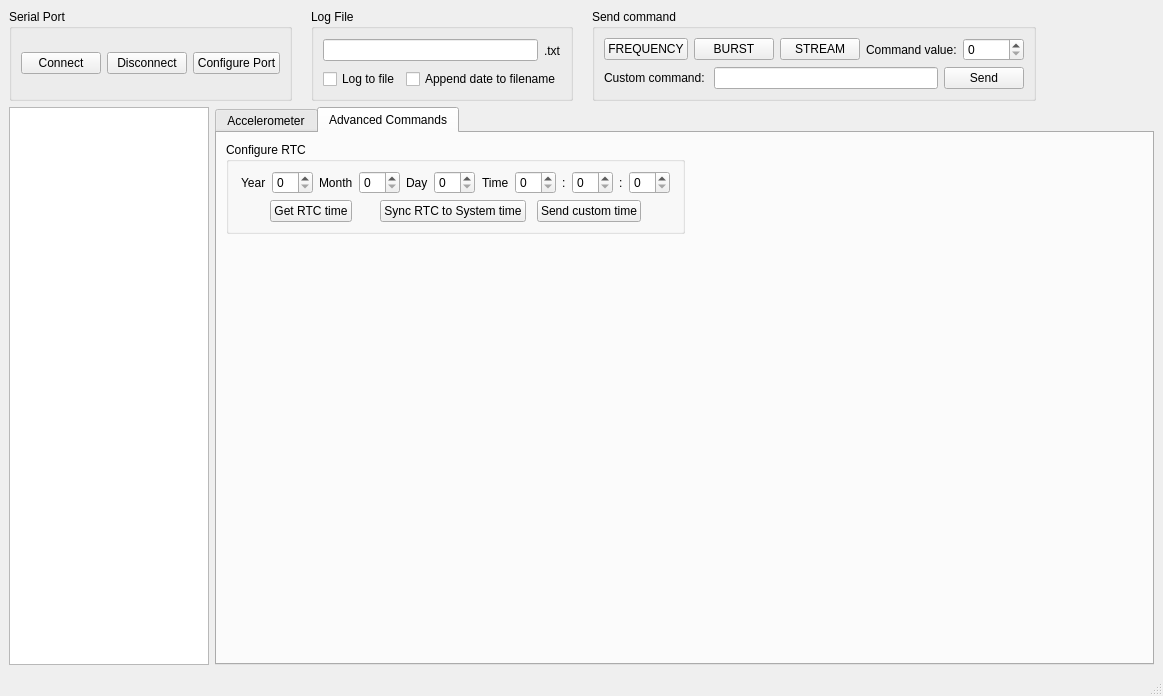
This is mainwindow.ui in Sceap/BarkingSquirrel as Qt 5 draws it before an edit. The edited form follows.
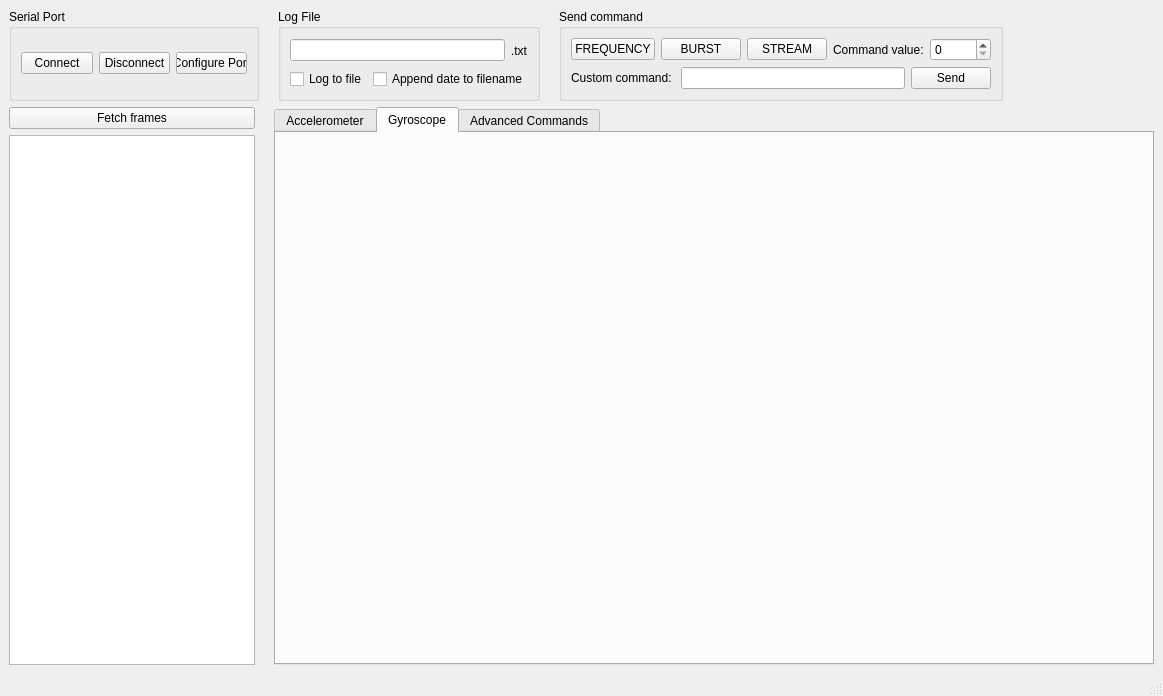
This is the edited form. Custom widgets are drawn as their Qt base class.

```diff
--- a/mainwindow.ui
+++ b/mainwindow.ui
@@ -23,11 +23,17 @@
       <item>
        <widget class="QGroupBox" name="groupBox">
         <property name="sizePolicy">
-         <sizepolicy hsizetype="Expanding" vsizetype="Preferred">
+         <sizepolicy hsizetype="Fixed" vsizetype="Preferred">
           <horstretch>0</horstretch>
           <verstretch>0</verstretch>
          </sizepolicy>
         </property>
+        <property name="maximumSize">
+         <size>
+          <width>250</width>
+          <height>16777215</height>
+         </size>
+        </property>
         <property name="styleSheet">
          <string notr="true"/>
         </property>
@@ -385,37 +391,95 @@
     <item row="2" column="0">
      <layout class="QHBoxLayout" name="horizontalLayout_2">
       <item>
-       <widget class="QTextEdit" name="logConsole">
-        <property name="enabled">
-         <bool>true</bool>
+       <layout class="QVBoxLayout" name="verticalLayout_8">
+        <property name="rightMargin">
+         <number>0</number>
         </property>
-        <property name="sizePolicy">
-         <sizepolicy hsizetype="Fixed" vsizetype="Expanding">
-          <horstretch>0</horstretch>
-          <verstretch>0</verstretch>
-         </sizepolicy>
+        <item>
+         <widget class="QPushButton" name="logUpdate">
+          <property name="enabled">
+           <bool>true</bool>
+          </property>
+          <property name="sizePolicy">
+           <sizepolicy hsizetype="Fixed" vsizetype="Fixed">
+            <horstretch>0</horstretch>
+            <verstretch>0</verstretch>
+           </sizepolicy>
+          </property>
+          <property name="minimumSize">
+           <size>
+            <width>0</width>
+            <height>10</height>
+           </size>
+          </property>
+          <property name="maximumSize">
+           <size>
+            <width>246</width>
+            <height>64</height>
+           </size>
+          </property>
+          <property name="baseSize">
+           <size>
+            <width>0</width>
+            <height>32</height>
+           </size>
+          </property>
+          <property name="text">
+           <string>Fetch frames</string>
+          </property>
+         </widget>
+        </item>
+        <item>
+         <widget class="QPlainTextEdit" name="logConsole">
+          <property name="sizePolicy">
+           <sizepolicy hsizetype="Fixed" vsizetype="Expanding">
+            <horstretch>0</horstretch>
+            <verstretch>0</verstretch>
+           </sizepolicy>
+          </property>
+          <property name="maximumSize">
+           <size>
+            <width>246</width>
+            <height>16777215</height>
+           </size>
+          </property>
+         </widget>
+        </item>
+       </layout>
+      </item>
+      <item>
+       <spacer name="horizontalSpacer_38">
+        <property name="orientation">
+         <enum>Qt::Horizontal</enum>
         </property>
-        <property name="maximumSize">
+        <property name="sizeType">
+         <enum>QSizePolicy::Fixed</enum>
+        </property>
+        <property name="sizeHint" stdset="0">
          <size>
-          <width>200</width>
-          <height>16777215</height>
+          <width>13</width>
+          <height>20</height>
          </size>
         </property>
-        <property name="styleSheet">
-         <string notr="true">QPushButton {
-	background-color: #FFFFFF;
-}</string>
-        </property>
-       </widget>
+       </spacer>
       </item>
       <item>
        <widget class="QTabWidget" name="tabWidget">
+        <property name="tabPosition">
+         <enum>QTabWidget::North</enum>
+        </property>
         <property name="tabShape">
          <enum>QTabWidget::Rounded</enum>
         </property>
         <property name="currentIndex">
          <number>1</number>
         </property>
+        <property name="elideMode">
+         <enum>Qt::ElideNone</enum>
+        </property>
+        <property name="movable">
+         <bool>false</bool>
+        </property>
         <widget class="QWidget" name="tab">
          <attribute name="title">
           <string>Accelerometer</string>
@@ -436,6 +500,33 @@
           </item>
          </layout>
         </widget>
+        <widget class="QWidget" name="tab_3">
+         <attribute name="title">
+          <string>Gyroscope</string>
+         </attribute>
+         <layout class="QHBoxLayout" name="horizontalLayout_7">
+          <item>
+           <layout class="QVBoxLayout" name="verticalLayout_9">
+            <item>
+             <widget class="QCustomPlot" name="gyroX" native="true"/>
+            </item>
+            <item>
+             <widget class="QCustomPlot" name="gyroY" native="true"/>
+            </item>
+           </layout>
+          </item>
+          <item>
+           <layout class="QVBoxLayout" name="verticalLayout_10">
+            <item>
+             <widget class="QCustomPlot" name="gyroZ" native="true"/>
+            </item>
+            <item>
+             <widget class="QWidget" name="widget" native="true"/>
+            </item>
+           </layout>
+          </item>
+         </layout>
+        </widget>
         <widget class="QWidget" name="tab_2">
          <attribute name="title">
           <string>Advanced Commands</string>
```
Left out of the diff: 3 changed lines with no effect on the pictures.
